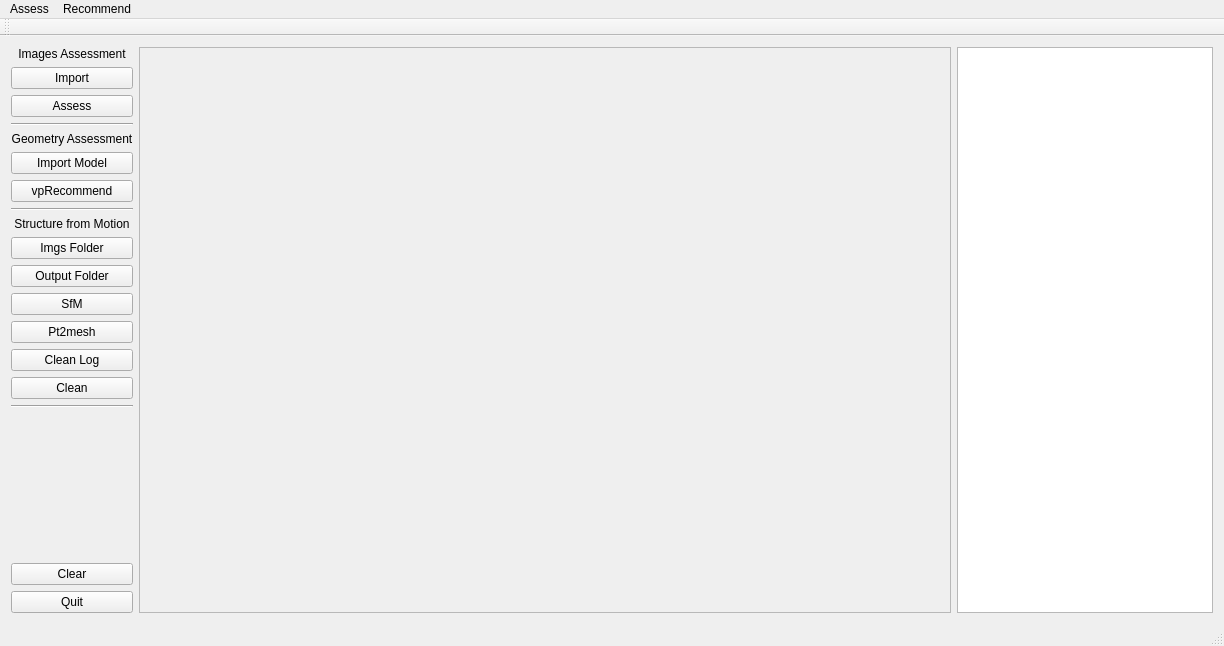
The window that mainwindow.ui (h005/vpRecommendation) describes before a commit, drawn with Qt 5.
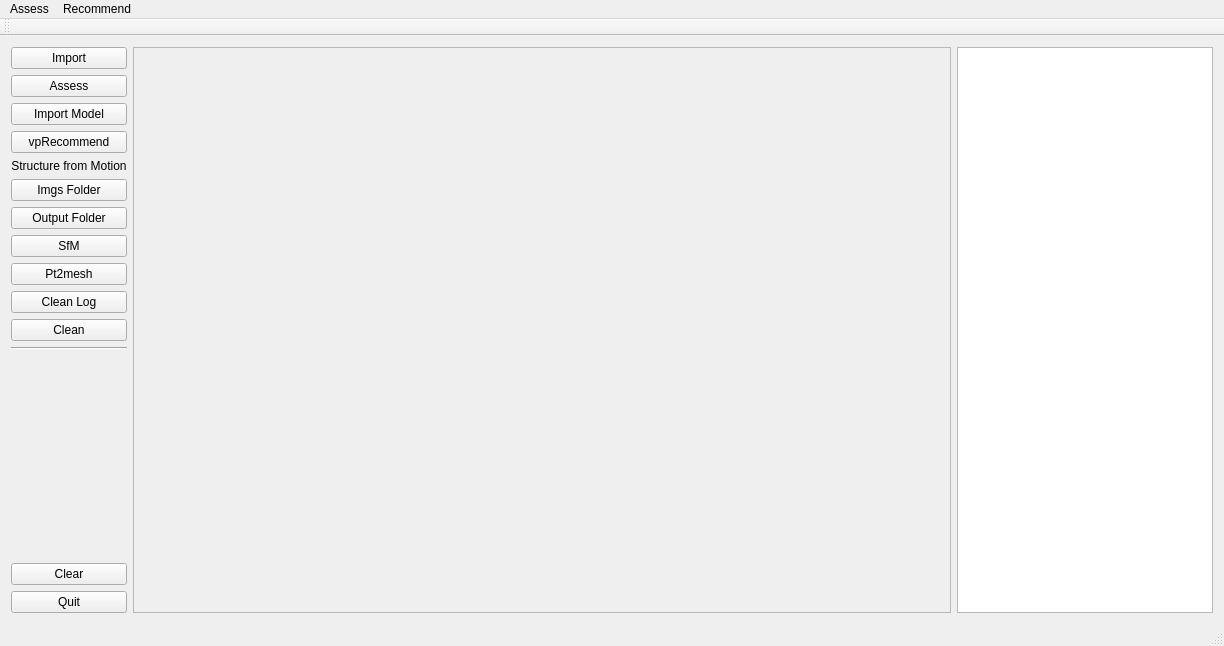
The same window after the commit.

Commit message: modify the sfm input and show the input images

```diff
--- a/mainwindow.ui
+++ b/mainwindow.ui
@@ -26,16 +26,6 @@
    <layout class="QGridLayout" name="gridLayout">
     <item row="0" column="0">
      <layout class="QVBoxLayout" name="verticalLayout">
-      <item>
-       <widget class="QLabel" name="imgLabel">
-        <property name="text">
-         <string>Images Assessment</string>
-        </property>
-        <property name="alignment">
-         <set>Qt::AlignCenter</set>
-        </property>
-       </widget>
-      </item>
       <item>
        <widget class="QPushButton" name="importImgs">
         <property name="text">
@@ -50,23 +40,6 @@
         </property>
        </widget>
       </item>
-      <item>
-       <widget class="Line" name="line_2">
-        <property name="orientation">
-         <enum>Qt::Horizontal</enum>
-        </property>
-       </widget>
-      </item>
-      <item>
-       <widget class="QLabel" name="geoLabel">
-        <property name="text">
-         <string>Geometry Assessment</string>
-        </property>
-        <property name="alignment">
-         <set>Qt::AlignCenter</set>
-        </property>
-       </widget>
-      </item>
       <item>
        <widget class="QPushButton" name="importModel">
         <property name="text">
@@ -81,13 +54,6 @@
         </property>
        </widget>
       </item>
-      <item>
-       <widget class="Line" name="line_3">
-        <property name="orientation">
-         <enum>Qt::Horizontal</enum>
-        </property>
-       </widget>
-      </item>
       <item>
        <widget class="QLabel" name="sfmLabel">
         <property name="text">
```
Left out of the diff: 4 changed lines with no effect on the pictures. The commit also changes 1 other file.
